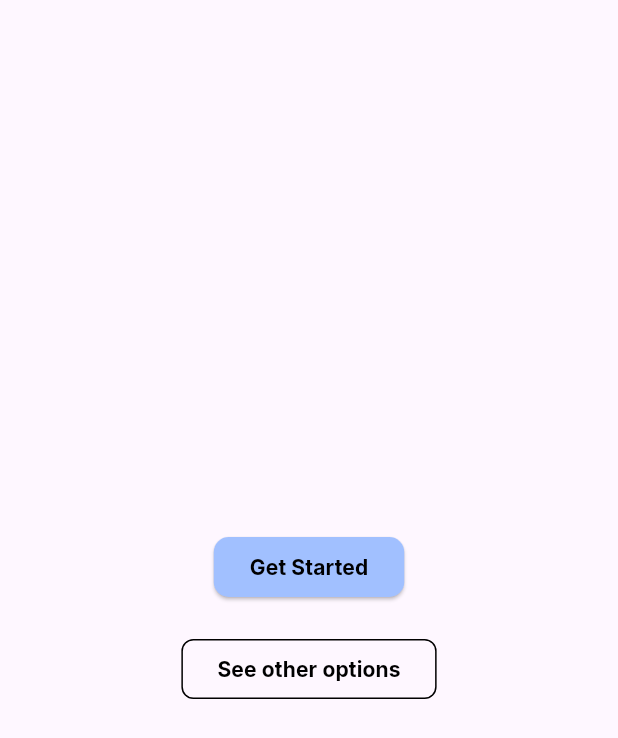
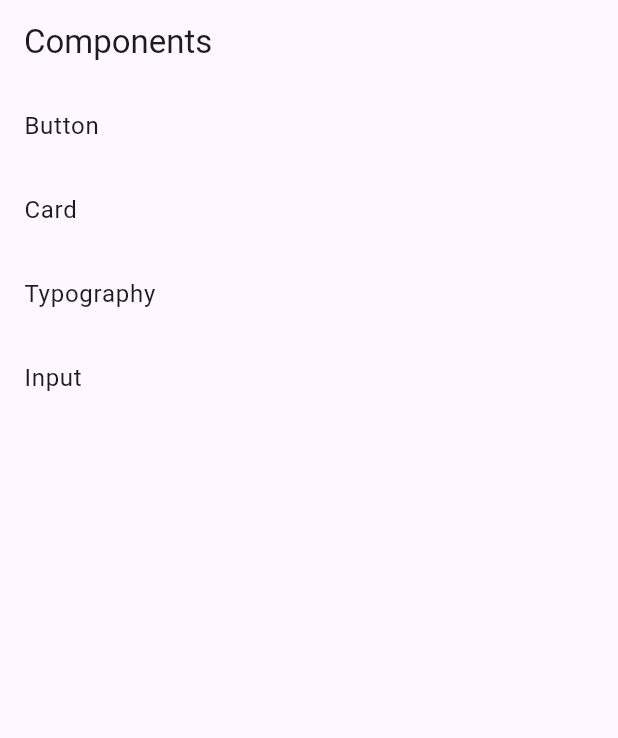
Before and after one commit to eronka/culero-api, a Flutter app: the screen it shows after launch, on a phone screen of 412 x 824 dp. Shown: the top 738 px of the screen. Run offline on Flutter 3.47's test engine with Material 3 defaults, Android fonts, the phone set to English and light mode, and no system bars; our stand-ins replace google_fonts.

Commit message:
commit wip

```diff
--- a/ui-framework/lib/components/colors.dart
+++ b/ui-framework/lib/components/colors.dart
@@ -4,3 +4,4 @@ export 'package:flutter/material.dart' show Color;
 const Color primaryBgColor = Color(0xFFA1C0FF);
 const Color secondaryBgColor = Color(0xFF2798EA);
 const Color primaryTextColor = Color(0xff000000);
+const Color grayLight = Color(0xFFF2F2F2);
--- /dev/null
+++ b/ui-framework/lib/components/config.dart
@@ -0,0 +1 @@
+enum ButtonSize { sm, md, lg }
--- a/ui-framework/lib/main.dart
+++ b/ui-framework/lib/main.dart
@@ -1,39 +1,20 @@
 import 'package:flutter/material.dart';
-import 'components/primary_button.dart';
-import 'components/secondary_button.dart';
+import 'package:ui_framwork/screens/buttons.dart';
+import 'package:ui_framwork/screens/home.dart';
+import 'package:ui_framwork/screens/input.dart';
+import 'package:ui_framwork/screens/typography.dart';
 
 void main() {
-  runApp(const MainApp());
+  runApp(
+    MaterialApp(
+      title: 'Named Routes Demo',
+      initialRoute: '/',
+      routes: {
+        '/': (context) => const HomeScreen(),
+        '/buttons': (context) => const ButtonShowcase(),
+        '/typography': (context) => const TypographyShowcase(),
+        '/input': (context) => const InputShowcase(),
+      },
+    ),
+  );
 }
-
-class MainApp extends StatelessWidget {
-  const MainApp({super.key});
-
-  @override
-  Widget build(BuildContext context) {
-    return MaterialApp(
-      home: Scaffold(
-        body: Center(
-          child: Column(
-            mainAxisAlignment: MainAxisAlignment.center,
-            children: [
-              PrimaryButton(
-                text: 'Get Started',
-                onPressed: () {
-
-                },
-              ),
-              const SizedBox(height: 20),
-              SecondaryButton(
-                text: 'See other options',
-                onPressed: () {
-
-                },
-              ),
-            ],
-          ),
-        ),
-      ),
-    );
-  }
-}
--- /dev/null
+++ b/ui-framework/lib/screens/home.dart
@@ -0,0 +1,32 @@
+import 'package:flutter/material.dart';
+
+class HomeScreen extends StatelessWidget {
+  const HomeScreen({super.key});
+
+  @override
+  Widget build(BuildContext context) {
+    final List<Map<String, String>> routes = [
+      {'name': 'Button', 'route': '/buttons'},
+      {'name': 'Card', 'route': '/cards'},
+      {'name': 'Typography', 'route': '/typography'},
+      {'name': 'Input', 'route': '/input'},
+    ];
+
+    return Scaffold(
+      appBar: AppBar(
+        title: const Text('Components'),
+      ),
+      body: ListView.builder(
+        itemCount: routes.length,
+        itemBuilder: (context, index) {
+          return ListTile(
+            title: Text(routes[index]['name']!),
+            onTap: () {
+              Navigator.pushNamed(context, routes[index]['route']!);
+            },
+          );
+        },
+      ),
+    );
+  }
+}
```
Also changed, not shown: ui-framework/lib/components/input.dart (added, +44 -0 lines), ui-framework/lib/components/primary_button.dart (+26 -4 lines), ui-framework/lib/components/secondary_button.dart (+28 -4 lines), ui-framework/lib/components/typography.dart (added, +46 -0 lines), ui-framework/lib/screens/buttons.dart (added, +60 -0 lines), ui-framework/lib/screens/input.dart (added, +27 -0 lines), ui-framework/lib/screens/typography.dart (added, +23 -0 lines), 3 other files.
